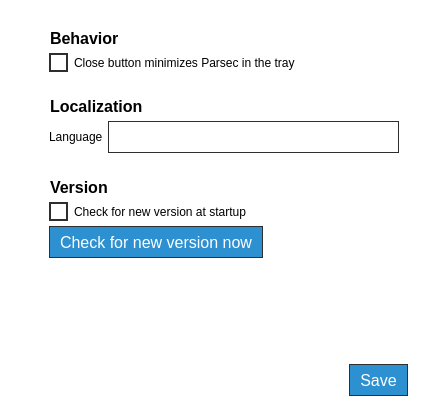
Old version of the form parsec/core/gui/forms/global_settings_widget.ui in the repository Scille/parsec-cloud.
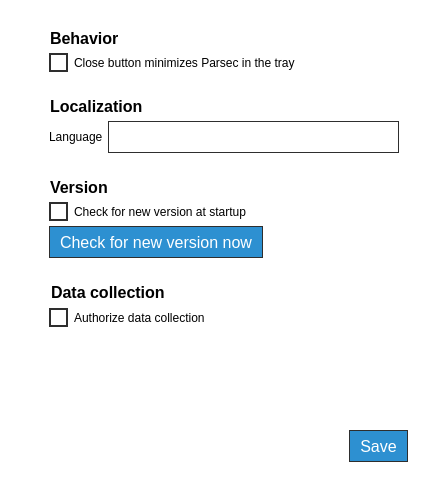
New version of the form. Icons and pictures are not drawn.

Commit message: [GUI] Added collect sentry data checkbox

Patch:
```diff
--- a/parsec/core/gui/forms/global_settings_widget.ui
+++ b/parsec/core/gui/forms/global_settings_widget.ui
@@ -7,7 +7,7 @@
     <x>0</x>
     <y>0</y>
     <width>428</width>
-    <height>416</height>
+    <height>482</height>
    </rect>
   </property>
   <property name="windowTitle">
@@ -144,7 +144,7 @@
         <x>0</x>
         <y>0</y>
         <width>388</width>
-        <height>302</height>
+        <height>368</height>
        </rect>
       </property>
       <layout class="QVBoxLayout" name="verticalLayout_2">
@@ -461,6 +461,81 @@
          </layout>
         </widget>
        </item>
+       <item>
+        <widget class="QWidget" name="widget" native="true">
+         <layout class="QVBoxLayout" name="verticalLayout_6">
+          <property name="leftMargin">
+           <number>0</number>
+          </property>
+          <property name="topMargin">
+           <number>0</number>
+          </property>
+          <property name="rightMargin">
+           <number>0</number>
+          </property>
+          <property name="bottomMargin">
+           <number>0</number>
+          </property>
+          <item>
+           <layout class="QHBoxLayout" name="horizontalLayout_6">
+            <item>
+             <widget class="QLabel" name="label_6">
+              <property name="minimumSize">
+               <size>
+                <width>16</width>
+                <height>16</height>
+               </size>
+              </property>
+              <property name="maximumSize">
+               <size>
+                <width>16</width>
+                <height>16</height>
+               </size>
+              </property>
+              <property name="text">
+               <string/>
+              </property>
+              <property name="pixmap">
+               <pixmap resource="../rc/resources.qrc">:/icons/images/icons/right-chevron_black.png</pixmap>
+              </property>
+              <property name="scaledContents">
+               <bool>true</bool>
+              </property>
+             </widget>
+            </item>
+            <item>
+             <widget class="QLabel" name="label_5">
+              <property name="font">
+               <font>
+                <pointsize>12</pointsize>
+                <weight>75</weight>
+                <bold>true</bold>
+               </font>
+              </property>
+              <property name="text">
+               <string>Data collection</string>
+              </property>
+             </widget>
+            </item>
+           </layout>
+          </item>
+          <item>
+           <layout class="QHBoxLayout" name="horizontalLayout_7">
+            <property name="leftMargin">
+             <number>20</number>
+            </property>
+            <item>
+             <widget class="QCheckBox" name="check_box_collect_data">
+              <property name="text">
+               <string>Authorize data collection</string>
+              </property>
+             </widget>
+            </item>
+           </layout>
+          </item>
+         </layout>
+        </widget>
+       </item>
        <item>
         <spacer name="verticalSpacer">
          <property name="orientation">
```
The commit also changes 5 other files.
